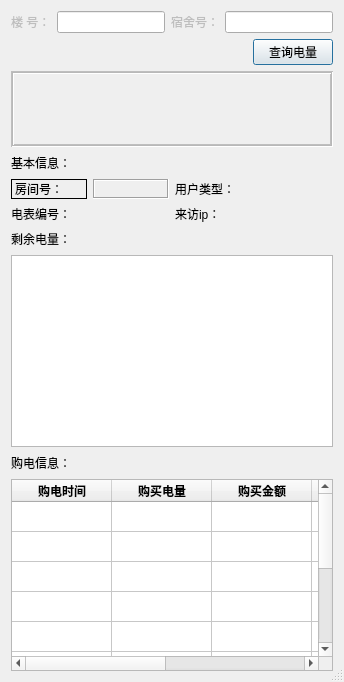
Before: the Qt Designer form ydcx.ui in Subenle/BUPT-ydcx, drawn with Qt 5.
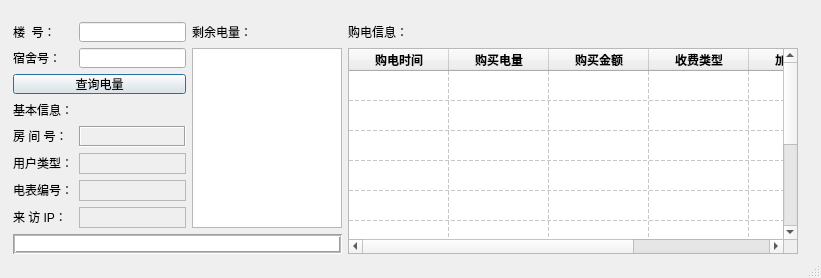
After: the same form once the commit is applied.

Diff of the .ui file:
```diff
--- a/ydcx.ui
+++ b/ydcx.ui
@@ -5,6 +5,14 @@
   <property name="enabled">
    <bool>true</bool>
   </property>
+  <property name="geometry">
+   <rect>
+    <x>0</x>
+    <y>0</y>
+    <width>821</width>
+    <height>278</height>
+   </rect>
+  </property>
   <property name="windowTitle">
    <string>ydcx</string>
   </property>
@@ -14,21 +22,51 @@
   <property name="modal">
    <bool>true</bool>
   </property>
-  <layout class="QGridLayout" name="gridLayout_2">
-   <item row="0" column="0">
-    <layout class="QVBoxLayout" name="verticalLayout_4">
+  <widget class="QWidget" name="">
+   <property name="geometry">
+    <rect>
+     <x>2</x>
+     <y>11</y>
+     <width>807</width>
+     <height>254</height>
+    </rect>
+   </property>
+   <layout class="QHBoxLayout" name="horizontalLayout_12">
+    <item>
+     <layout class="QVBoxLayout" name="verticalLayout_6">
+      <item>
+       <layout class="QHBoxLayout" name="horizontalLayout_11">
+        <item>
+         <layout class="QVBoxLayout" name="verticalLayout_5">
+          <item>
+           <layout class="QVBoxLayout" name="verticalLayout_3">
      <item>
       <layout class="QHBoxLayout" name="horizontalLayout">
-       <property name="sizeConstraint">
-        <enum>QLayout::SetNoConstraint</enum>
-       </property>
        <item>
         <widget class="QLabel" name="label_building">
          <property name="enabled">
-          <bool>false</bool>
+                 <bool>true</bool>
+                </property>
+                <property name="sizePolicy">
+                 <sizepolicy hsizetype="Fixed" vsizetype="Fixed">
+                  <horstretch>0</horstretch>
+                  <verstretch>0</verstretch>
+                 </sizepolicy>
+                </property>
+                <property name="minimumSize">
+                 <size>
+                  <width>60</width>
+                  <height>20</height>
+                 </size>
+                </property>
+                <property name="maximumSize">
+                 <size>
+                  <width>16777215</width>
+                  <height>20</height>
+                 </size>
          </property>
          <property name="text">
-          <string>楼 号：</string>
+                 <string>楼  号：</string>
          </property>
         </widget>
        </item>
@@ -37,12 +75,40 @@
          <property name="enabled">
           <bool>true</bool>
          </property>
-        </widget>
-       </item>
+                <property name="maximumSize">
+                 <size>
+                  <width>16777215</width>
+                  <height>20</height>
+                 </size>
+                </property>
+               </widget>
+              </item>
+             </layout>
+            </item>
+            <item>
+             <layout class="QHBoxLayout" name="horizontalLayout_2">
        <item>
         <widget class="QLabel" name="label_fangjianhao">
          <property name="enabled">
-          <bool>false</bool>
+                 <bool>true</bool>
+                </property>
+                <property name="sizePolicy">
+                 <sizepolicy hsizetype="Fixed" vsizetype="Fixed">
+                  <horstretch>0</horstretch>
+                  <verstretch>0</verstretch>
+                 </sizepolicy>
+                </property>
+                <property name="minimumSize">
+                 <size>
+                  <width>60</width>
+                  <height>20</height>
+                 </size>
+                </property>
+                <property name="maximumSize">
+                 <size>
+                  <width>60</width>
+                  <height>20</height>
+                 </size>
          </property>
          <property name="text">
           <string>宿舍号：</string>
@@ -50,27 +116,33 @@
         </widget>
        </item>
        <item>
-        <widget class="QLineEdit" name="ledit_home"/>
-       </item>
-      </layout>
-     </item>
-     <item>
-      <layout class="QHBoxLayout" name="horizontalLayout_2">
-       <item>
-        <spacer name="horizontalSpacer">
-         <property name="orientation">
-          <enum>Qt::Horizontal</enum>
-         </property>
-         <property name="sizeHint" stdset="0">
+               <widget class="QLineEdit" name="ledit_home">
+                <property name="sizePolicy">
+                 <sizepolicy hsizetype="Expanding" vsizetype="Fixed">
+                  <horstretch>0</horstretch>
+                  <verstretch>0</verstretch>
+                 </sizepolicy>
+                </property>
+                <property name="maximumSize">
           <size>
-           <width>40</width>
+                  <width>16777215</width>
            <height>20</height>
           </size>
          </property>
-        </spacer>
-       </item>
+               </widget>
+              </item>
+             </layout>
+            </item>
+            <item>
+             <layout class="QHBoxLayout" name="horizontalLayout_6">
        <item>
         <widget class="QPushButton" name="bt_search">
+                <property name="maximumSize">
+                 <size>
+                  <width>16777215</width>
+                  <height>20</height>
+                 </size>
+                </property>
          <property name="text">
           <string>查询电量</string>
          </property>
@@ -78,39 +150,29 @@
        </item>
       </layout>
      </item>
-     <item>
-      <widget class="QTextEdit" name="tEdit_fangwenzhe">
-       <property name="enabled">
-        <bool>false</bool>
-       </property>
-       <property name="frameShape">
-        <enum>QFrame::Box</enum>
-       </property>
-       <property name="lineWidth">
-        <number>1</number>
-       </property>
-       <property name="midLineWidth">
-        <number>1</number>
-       </property>
-       <property name="verticalScrollBarPolicy">
-        <enum>Qt::ScrollBarAlwaysOff</enum>
-       </property>
-       <property name="sizeAdjustPolicy">
-        <enum>QAbstractScrollArea::AdjustToContentsOnFirstShow</enum>
-       </property>
-       <property name="readOnly">
-        <bool>true</bool>
-       </property>
-      </widget>
-     </item>
-    </layout>
-   </item>
-   <item row="1" column="0">
-    <layout class="QVBoxLayout" name="verticalLayout_3">
+           </layout>
+          </item>
+          <item>
+           <layout class="QVBoxLayout" name="verticalLayout_4">
+            <property name="sizeConstraint">
+             <enum>QLayout::SetDefaultConstraint</enum>
+            </property>
      <item>
       <layout class="QHBoxLayout" name="horizontalLayout_3">
        <item>
         <widget class="QLabel" name="label_jibenxinxi">
+                <property name="sizePolicy">
+                 <sizepolicy hsizetype="Preferred" vsizetype="Fixed">
+                  <horstretch>0</horstretch>
+                  <verstretch>0</verstretch>
+                 </sizepolicy>
+                </property>
+                <property name="maximumSize">
+                 <size>
+                  <width>60</width>
+                  <height>20</height>
+                 </size>
+                </property>
          <property name="text">
           <string>基本信息：</string>
          </property>
@@ -132,29 +194,30 @@
       </layout>
      </item>
      <item>
-      <layout class="QGridLayout" name="gridLayout">
-       <item row="0" column="2">
-        <widget class="QLabel" name="label_usertype_1">
-         <property name="text">
-          <string>用户类型：</string>
-         </property>
-        </widget>
-       </item>
-       <item row="1" column="2">
-        <widget class="QLabel" name="label_laifangip_1">
-         <property name="text">
-          <string>来访ip：</string>
-         </property>
-        </widget>
-       </item>
-       <item row="1" column="0">
-        <widget class="QLabel" name="label_labbiaohao_1">
+             <layout class="QHBoxLayout" name="horizontalLayout_7">
+              <item>
+               <widget class="QLabel" name="label_labfangjianhao_1">
+                <property name="sizePolicy">
+                 <sizepolicy hsizetype="Fixed" vsizetype="Fixed">
+                  <horstretch>0</horstretch>
+                  <verstretch>0</verstretch>
+                 </sizepolicy>
+                </property>
+                <property name="maximumSize">
+                 <size>
+                  <width>60</width>
+                  <height>20</height>
+                 </size>
+                </property>
+                <property name="frameShape">
+                 <enum>QFrame::NoFrame</enum>
+                </property>
          <property name="text">
-          <string>电表编号：</string>
+                 <string>房 间 号：</string>
          </property>
         </widget>
        </item>
-       <item row="0" column="1">
+              <item>
         <widget class="QLabel" name="label_labfangjianhao_2">
          <property name="enabled">
           <bool>true</bool>
@@ -179,32 +242,109 @@
          </property>
         </widget>
        </item>
-       <item row="1" column="1">
-        <widget class="QLabel" name="label_labbiaohao_2">
-         <property name="text">
-          <string/>
-         </property>
-        </widget>
-       </item>
-       <item row="0" column="0">
-        <widget class="QLabel" name="label_labfangjianhao_1">
-         <property name="frameShape">
-          <enum>QFrame::Box</enum>
-         </property>
+             </layout>
+            </item>
+            <item>
+             <layout class="QHBoxLayout" name="horizontalLayout_8">
+              <item>
+               <widget class="QLabel" name="label_usertype_1">
+                <property name="sizePolicy">
+                 <sizepolicy hsizetype="Fixed" vsizetype="Fixed">
+                  <horstretch>0</horstretch>
+                  <verstretch>0</verstretch>
+                 </sizepolicy>
+                </property>
+                <property name="maximumSize">
+                 <size>
+                  <width>60</width>
+                  <height>20</height>
+                 </size>
+                </property>
          <property name="text">
-          <string>房间号：</string>
+                 <string>用户类型：</string>
          </property>
         </widget>
        </item>
-       <item row="0" column="3">
+              <item>
         <widget class="QLabel" name="label_usertype_2">
+                <property name="enabled">
+                 <bool>true</bool>
+                </property>
+                <property name="frameShape">
+                 <enum>QFrame::StyledPanel</enum>
+                </property>
          <property name="text">
           <string/>
          </property>
         </widget>
        </item>
-       <item row="1" column="3">
+             </layout>
+            </item>
+            <item>
+             <layout class="QHBoxLayout" name="horizontalLayout_9">
+              <item>
+               <widget class="QLabel" name="label_labbiaohao_1">
+                <property name="sizePolicy">
+                 <sizepolicy hsizetype="Fixed" vsizetype="Fixed">
+                  <horstretch>0</horstretch>
+                  <verstretch>0</verstretch>
+                 </sizepolicy>
+                </property>
+                <property name="maximumSize">
+                 <size>
+                  <width>60</width>
+                  <height>20</height>
+                 </size>
+                </property>
+                <property name="text">
+                 <string>电表编号：</string>
+                </property>
+               </widget>
+              </item>
+              <item>
+               <widget class="QLabel" name="label_labbiaohao_2">
+                <property name="enabled">
+                 <bool>true</bool>
+                </property>
+                <property name="frameShape">
+                 <enum>QFrame::StyledPanel</enum>
+                </property>
+                <property name="text">
+                 <string/>
+                </property>
+               </widget>
+              </item>
+             </layout>
+            </item>
+            <item>
+             <layout class="QHBoxLayout" name="horizontalLayout_10">
+              <item>
+               <widget class="QLabel" name="label_laifangip_1">
+                <property name="sizePolicy">
+                 <sizepolicy hsizetype="Fixed" vsizetype="Fixed">
+                  <horstretch>0</horstretch>
+                  <verstretch>0</verstretch>
+                 </sizepolicy>
+                </property>
+                <property name="maximumSize">
+                 <size>
+                  <width>60</width>
+                  <height>20</height>
+                 </size>
+                </property>
+                <property name="text">
+                 <string>来 访 IP：</string>
+                </property>
+               </widget>
+              </item>
+              <item>
         <widget class="QLabel" name="label_laifangip_2">
+                <property name="enabled">
+                 <bool>true</bool>
+                </property>
+                <property name="frameShape">
+                 <enum>QFrame::StyledPanel</enum>
+                </property>
          <property name="text">
           <string/>
          </property>
@@ -214,7 +354,9 @@
      </item>
     </layout>
    </item>
-   <item row="2" column="0">
+         </layout>
+        </item>
+        <item>
     <layout class="QVBoxLayout" name="verticalLayout">
      <item>
       <layout class="QHBoxLayout" name="horizontalLayout_4">
@@ -232,7 +374,7 @@
          </property>
          <property name="sizeHint" stdset="0">
           <size>
-           <width>40</width>
+                <width>20</width>
            <height>20</height>
           </size>
          </property>
@@ -242,12 +384,21 @@
      </item>
      <item>
       <widget class="QListWidget" name="listWgt_time_energy">
+            <property name="enabled">
+             <bool>true</bool>
+            </property>
        <property name="sizePolicy">
         <sizepolicy hsizetype="Expanding" vsizetype="Expanding">
          <horstretch>1</horstretch>
          <verstretch>0</verstretch>
         </sizepolicy>
        </property>
+            <property name="maximumSize">
+             <size>
+              <width>150</width>
+              <height>16777215</height>
+             </size>
+            </property>
        <property name="modelColumn">
         <number>0</number>
        </property>
@@ -255,7 +406,42 @@
      </item>
     </layout>
    </item>
-   <item row="3" column="0">
+       </layout>
+      </item>
+      <item>
+       <widget class="QTextEdit" name="tEdit_fangwenzhe">
+        <property name="enabled">
+         <bool>true</bool>
+        </property>
+        <property name="maximumSize">
+         <size>
+          <width>16777215</width>
+          <height>20</height>
+         </size>
+        </property>
+        <property name="frameShape">
+         <enum>QFrame::Box</enum>
+        </property>
+        <property name="lineWidth">
+         <number>1</number>
+        </property>
+        <property name="midLineWidth">
+         <number>1</number>
+        </property>
+        <property name="verticalScrollBarPolicy">
+         <enum>Qt::ScrollBarAlwaysOff</enum>
+        </property>
+        <property name="sizeAdjustPolicy">
+         <enum>QAbstractScrollArea::AdjustToContentsOnFirstShow</enum>
+        </property>
+        <property name="readOnly">
+         <bool>true</bool>
+        </property>
+       </widget>
+      </item>
+     </layout>
+    </item>
+    <item>
     <layout class="QVBoxLayout" name="verticalLayout_2">
      <item>
       <layout class="QHBoxLayout" name="horizontalLayout_5">
@@ -283,6 +469,48 @@
      </item>
      <item>
       <widget class="QTableWidget" name="tblWgt_goudian">
+        <property name="enabled">
+         <bool>true</bool>
+        </property>
+        <property name="sizePolicy">
+         <sizepolicy hsizetype="Fixed" vsizetype="Expanding">
+          <horstretch>0</horstretch>
+          <verstretch>0</verstretch>
+         </sizepolicy>
+        </property>
+        <property name="minimumSize">
+         <size>
+          <width>450</width>
+          <height>0</height>
+         </size>
+        </property>
+        <property name="maximumSize">
+         <size>
+          <width>16777215</width>
+          <height>16777215</height>
+         </size>
+        </property>
+        <property name="lineWidth">
+         <number>0</number>
+        </property>
+        <property name="editTriggers">
+         <set>QAbstractItemView::NoEditTriggers</set>
+        </property>
+        <property name="tabKeyNavigation">
+         <bool>false</bool>
+        </property>
+        <property name="showDropIndicator" stdset="0">
+         <bool>false</bool>
+        </property>
+        <property name="dragDropOverwriteMode">
+         <bool>false</bool>
+        </property>
+        <property name="gridStyle">
+         <enum>Qt::DashLine</enum>
+        </property>
+        <property name="wordWrap">
+         <bool>false</bool>
+        </property>
        <property name="rowCount">
         <number>10</number>
        </property>
@@ -391,6 +619,11 @@
     </layout>
    </item>
   </layout>
+  </widget>
+  <zorder></zorder>
+  <zorder></zorder>
+  <zorder>horizontalSpacer_5</zorder>
+  <zorder>horizontalSpacer_6</zorder>
  </widget>
  <layoutdefault spacing="6" margin="11"/>
  <resources/>
```
Lines whose indentation alone changed are shown as unchanged.
